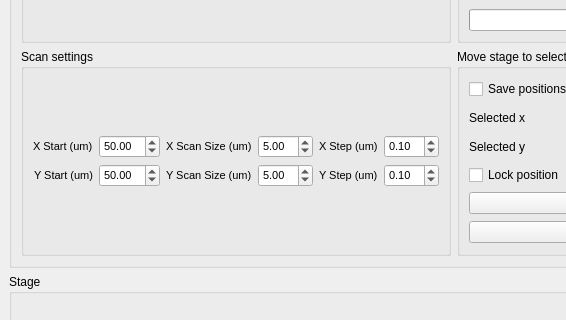
Above: HW_PI_PiezoStage/stage_scan.ui from GingerLabUW/Microscope_App before the change; both pictures show x 0 to 566 and y 202 to 522 of the 1172 by 968 pixel window. Below: the same form after it.
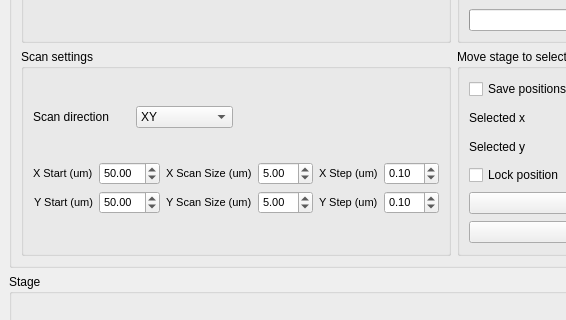
That is the form after the change.

Commit message: added yx scan for oceanoptics

```diff
--- a/HW_PI_PiezoStage/stage_scan.ui
+++ b/HW_PI_PiezoStage/stage_scan.ui
@@ -97,7 +97,7 @@
           <string>Scan settings</string>
          </property>
          <layout class="QGridLayout" name="gridLayout_6">
-          <item row="0" column="0" colspan="2">
+          <item row="1" column="0" colspan="2">
            <layout class="QGridLayout" name="gridLayout_3">
             <item row="1" column="5">
              <widget class="QDoubleSpinBox" name="y_step_doubleSpinBox">
@@ -254,6 +254,31 @@
             </item>
            </layout>
           </item>
+          <item row="0" column="0">
+           <layout class="QHBoxLayout" name="horizontalLayout">
+            <item>
+             <widget class="QLabel" name="label_3">
+              <property name="text">
+               <string>Scan direction</string>
+              </property>
+             </widget>
+            </item>
+            <item>
+             <widget class="QComboBox" name="scan_comboBox">
+              <item>
+               <property name="text">
+                <string>XY</string>
+               </property>
+              </item>
+              <item>
+               <property name="text">
+                <string>YX</string>
+               </property>
+              </item>
+             </widget>
+            </item>
+           </layout>
+          </item>
          </layout>
         </widget>
        </item>
```
The commit also changes 5 other files.
